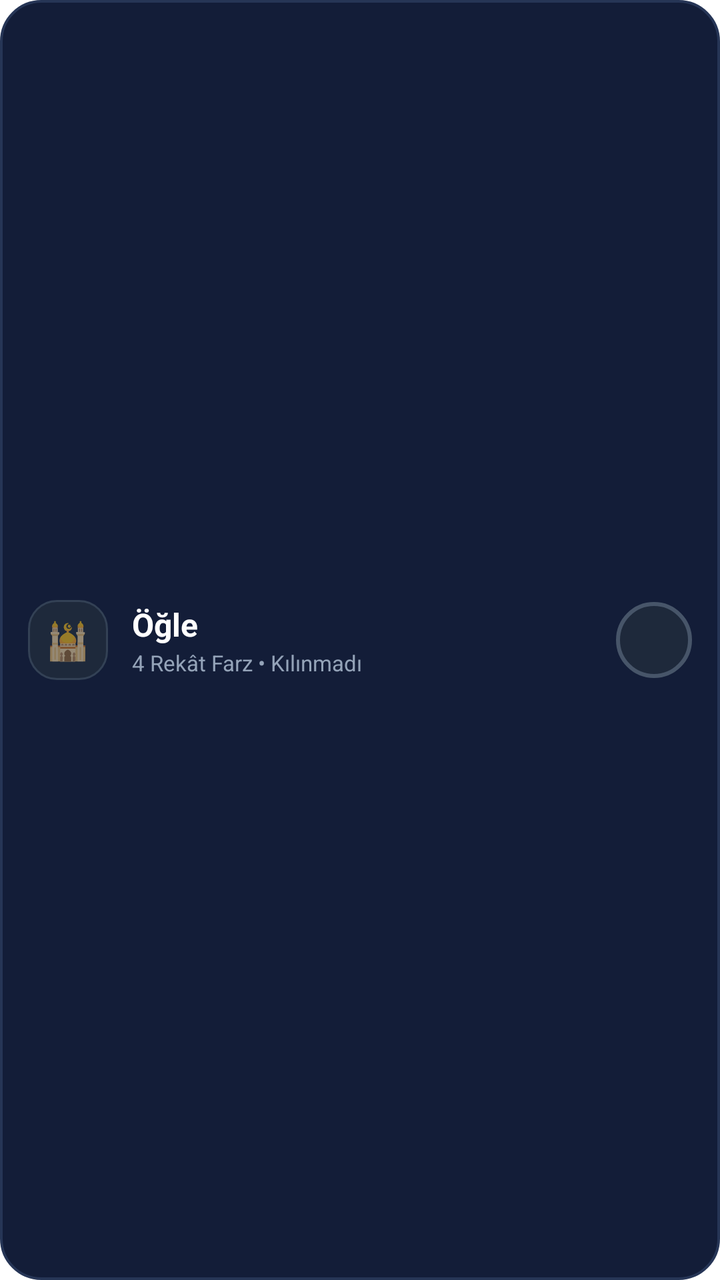
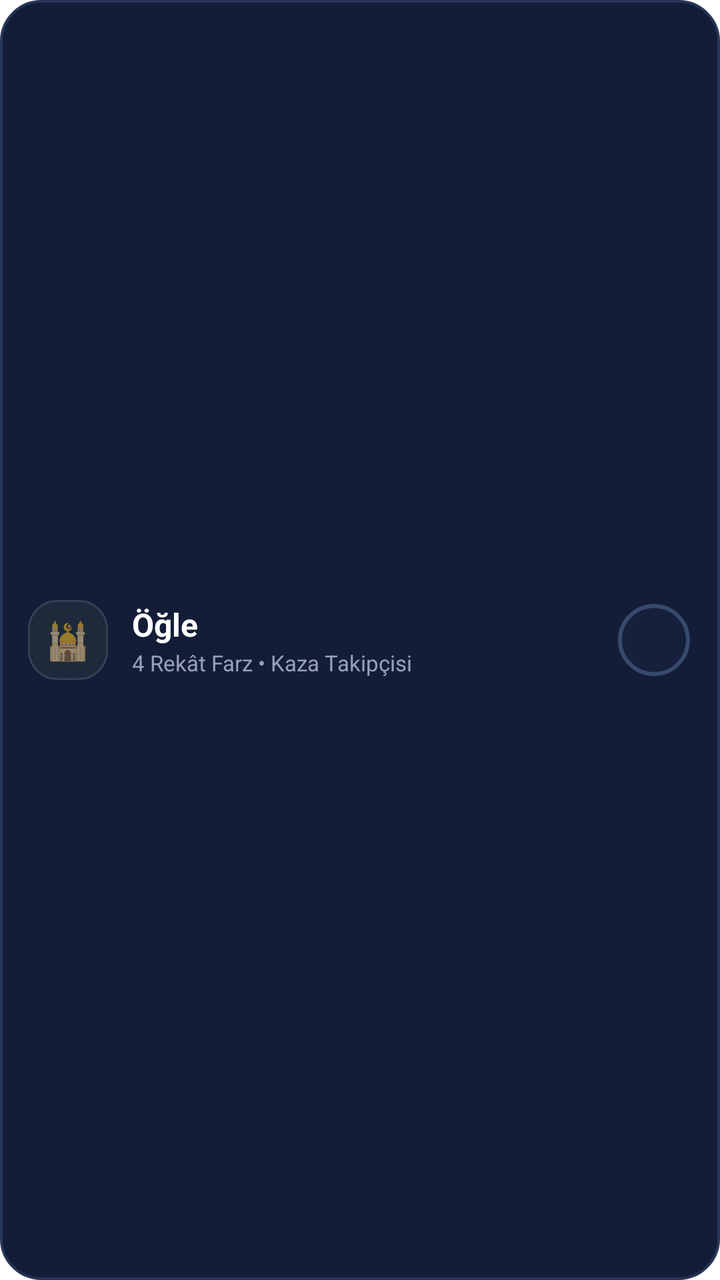

The first picture is an Android layout as it rendered before a commit; the second is the same layout after the commit. The layout source and the unified diff follow.
<!-- AndroidManifest.xml: fallback theme Theme.MaterialComponents.DayNight.NoActionBar -->
<!-- res/layout/current_prayer_tick_widget.xml -->
<?xml version="1.0" encoding="utf-8"?>
<LinearLayout xmlns:android="http://schemas.android.com/apk/res/android"
    android:id="@+id/widget_tick_container"
    android:layout_width="match_parent"
    android:layout_height="match_parent"
    android:orientation="horizontal"
    android:gravity="center_vertical"
    android:paddingLeft="14dp"
    android:paddingRight="14dp"
    android:paddingTop="10dp"
    android:paddingBottom="10dp"
    android:background="@drawable/widget_bg">

    
    <LinearLayout
        android:id="@+id/layout_icon"
        android:layout_width="40dp"
        android:layout_height="40dp"
        android:background="@drawable/widget_pill_bg"
        android:gravity="center"
        android:orientation="vertical">

        <TextView
            android:id="@+id/widget_prayer_emoji"
            android:layout_width="wrap_content"
            android:layout_height="wrap_content"
            android:text="🕌"
            android:textSize="18sp" />
    </LinearLayout>

    
    <LinearLayout
        android:id="@+id/layout_info"
        android:layout_width="0dp"
        android:layout_height="wrap_content"
        android:layout_weight="1"
        android:layout_marginLeft="12dp"
        android:layout_marginRight="8dp"
        android:orientation="vertical">

        <TextView
            android:id="@+id/widget_active_prayer_name"
            android:layout_width="wrap_content"
            android:layout_height="wrap_content"
            android:text="Öğle"
            android:textColor="#FFFFFF"
            android:textSize="16sp"
            android:textStyle="bold"
            android:maxLines="1"
            android:ellipsize="end" />

        <TextView
            android:id="@+id/widget_active_prayer_status"
            android:layout_width="wrap_content"
            android:layout_height="wrap_content"
            android:layout_marginTop="1dp"
            android:text="4 Rekât Farz • Kılınmadı"
            android:textColor="#94A3B8"
            android:textSize="11sp"
            android:maxLines="1"
            android:ellipsize="end" />
    </LinearLayout>

    
    <FrameLayout
        android:id="@+id/btn_toggle_tick"
        android:layout_width="38dp"
        android:layout_height="38dp"
        android:background="@drawable/widget_tick_off">

        <TextView
            android:id="@+id/widget_tick_text"
            android:layout_width="wrap_content"
            android:layout_height="wrap_content"
            android:layout_gravity="center"
            android:text=""
            android:textColor="#FFFFFF"
            android:textSize="17sp"
            android:textStyle="bold" />
    </FrameLayout>
</LinearLayout>
<!-- resources referenced by this layout -->
<resources>
  <!-- drawable widget_bg (drawable) -->
  <?xml version="1.0" encoding="utf-8"?>
  <shape xmlns:android="http://schemas.android.com/apk/res/android"
      android:shape="rectangle">
      <solid android:color="#131D38" />
      <corners android:radius="20dp" />
      <stroke android:width="1.2dp" android:color="#263556" />
  </shape>
  <!-- drawable widget_pill_bg (drawable) -->
  <?xml version="1.0" encoding="utf-8"?>
  <shape xmlns:android="http://schemas.android.com/apk/res/android"
      android:shape="rectangle">
      <solid android:color="#1E293B" />
      <corners android:radius="14dp" />
      <stroke android:width="1dp" android:color="#334155" />
  </shape>
  <!-- drawable widget_tick_off (drawable) -->
  <?xml version="1.0" encoding="utf-8"?>
  <shape xmlns:android="http://schemas.android.com/apk/res/android"
      android:shape="oval">
      <solid android:color="#1E293B" />
      <stroke android:width="2dp" android:color="#475569" />
      <size android:width="44dp" android:height="44dp" />
  </shape>
</resources>

<!-- the commit's change to res/layout/current_prayer_tick_widget.xml (unified diff, before → after) -->
@@ -54,7 +54,7 @@
             android:layout_width="wrap_content"
             android:layout_height="wrap_content"
             android:layout_marginTop="1dp"
-            android:text="4 Rekât Farz • Kılınmadı"
+            android:text="4 Rekât Farz • Kaza Takipçisi"
             android:textColor="#94A3B8"
             android:textSize="11sp"
             android:maxLines="1"
@@ -62,20 +62,10 @@
     </LinearLayout>
 
     
-    <FrameLayout
+    <ImageView
         android:id="@+id/btn_toggle_tick"
         android:layout_width="38dp"
         android:layout_height="38dp"
-        android:background="@drawable/widget_tick_off">
-
-        <TextView
-            android:id="@+id/widget_tick_text"
-            android:layout_width="wrap_content"
-            android:layout_height="wrap_content"
-            android:layout_gravity="center"
-            android:text=""
-            android:textColor="#FFFFFF"
-            android:textSize="17sp"
-            android:textStyle="bold" />
-    </FrameLayout>
+        android:src="@drawable/ic_tick_unchecked"
+        android:contentDescription="Tik" />
 </LinearLayout>
<!-- resource entries referenced after the edit -->
@@ -1,5 +1,21 @@
 <!-- resources referenced by this layout -->
 <resources>
+  <!-- drawable ic_tick_unchecked (drawable) -->
+  <vector xmlns:android="http://schemas.android.com/apk/res/android"
+      android:width="38dp"
+      android:height="38dp"
+      android:viewportWidth="38"
+      android:viewportHeight="38">
+    
+    <path
+        android:fillColor="#15203B"
+        android:pathData="M19,19m-17,0a17,17 0,1 1,34 0a17,17 0,1 1,-34 0"/>
+    
+    <path
+        android:strokeColor="#38496E"
+        android:strokeWidth="2"
+        android:pathData="M19,19m-17,0a17,17 0,1 1,34 0a17,17 0,1 1,-34 0"/>
+  </vector>
   <!-- drawable widget_bg (drawable) -->
   <?xml version="1.0" encoding="utf-8"?>
   <shape xmlns:android="http://schemas.android.com/apk/res/android"
@@ -16,13 +32,5 @@
       <corners android:radius="14dp" />
       <stroke android:width="1dp" android:color="#334155" />
   </shape>
-  <!-- drawable widget_tick_off (drawable) -->
-  <?xml version="1.0" encoding="utf-8"?>
-  <shape xmlns:android="http://schemas.android.com/apk/res/android"
-      android:shape="oval">
-      <solid android:color="#1E293B" />
-      <stroke android:width="2dp" android:color="#475569" />
-      <size android:width="44dp" android:height="44dp" />
-  </shape>
 </resources>
 
